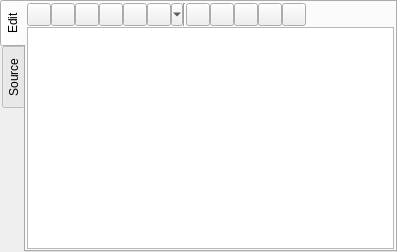
Qt form src/rawjsontexteditor.ui (IoeCmcomc/MCDatapacker) before a commit.
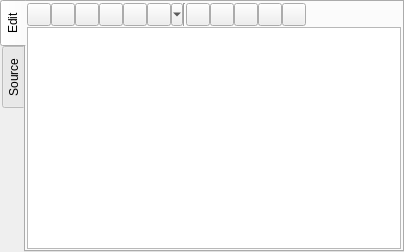
The same form after that commit. Icons and pictures are not drawn. Custom widgets are drawn as their Qt base class.

Commit message: [UI] Add tooltips to tool buttons in RawJsonTextEditor

What changed in the file:
```diff
--- a/src/rawjsontexteditor.ui
+++ b/src/rawjsontexteditor.ui
@@ -6,7 +6,7 @@
    <rect>
     <x>0</x>
     <y>0</y>
-    <width>397</width>
+    <width>404</width>
     <height>252</height>
    </rect>
   </property>
```
Left out of the diff: 33 changed lines with no effect on the pictures.
